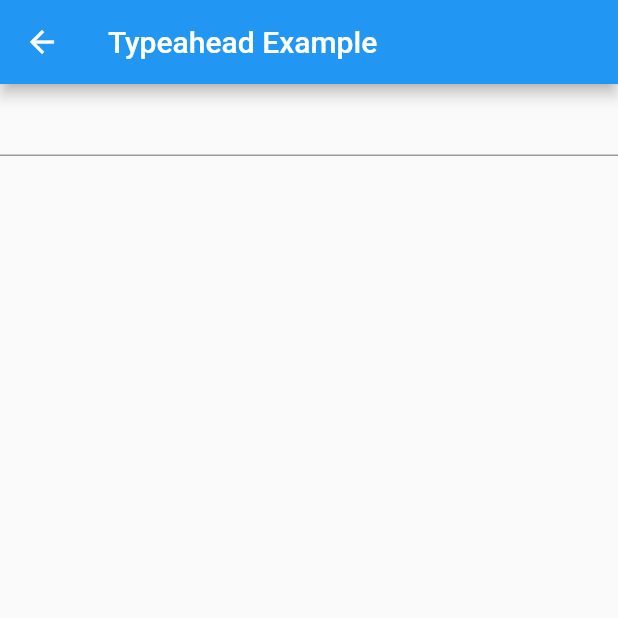
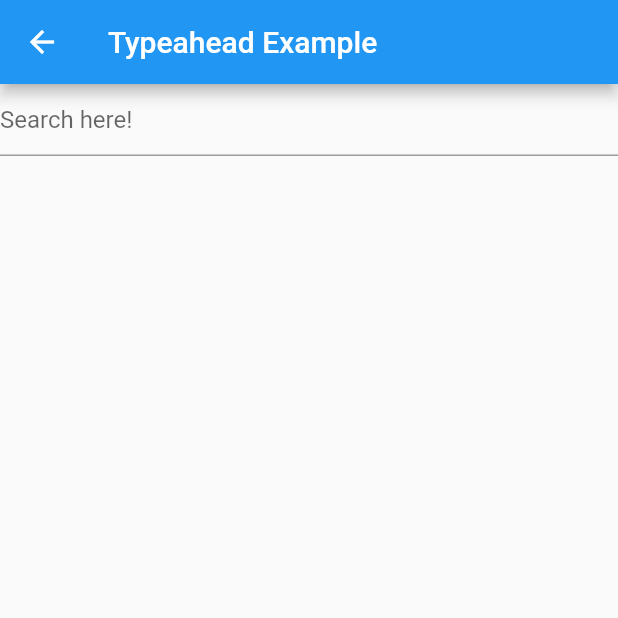
Before and after one commit to justinmc/flutter_autocomplete_examples, a Flutter app: the VanillaPage screen opened by its route, on a phone screen of 412 x 824 dp, the top half of it. Run offline on Flutter 3.47's test engine with Material 2 defaults, Android fonts, the phone set to English and light mode, and no system bars; our stand-ins replace flutter_typeahead.

```diff
--- a/lib/main.dart
+++ b/lib/main.dart
@@ -1,3 +1,4 @@
+import 'dart:async';
 import 'package:flutter/material.dart';
 import 'package:flutter_typeahead/flutter_typeahead.dart';
 
@@ -188,6 +189,14 @@ class Item {
   final double price = 1.99;
 }
 
+class Backend {
+  static Future<List<Item>>getItems() {
+    return Future<List<Item>>.delayed(const Duration(seconds: 2), () {
+      return _results.map((String result) => Item(name: result)).toList();
+    });
+  }
+}
+
 class TypeaheadPage extends StatelessWidget {
   TypeaheadPage({Key key}) : super(key: key);
 
@@ -208,10 +217,8 @@ class TypeaheadPage extends StatelessWidget {
               border: OutlineInputBorder()
             )
           ),
-          suggestionsCallback: (pattern) async {
-            return Future<List<Item>>.delayed(const Duration(seconds: 2), () {
-              return _results.map((String result) => Item(name: result)).toList();
-            });
+          suggestionsCallback: (pattern) {
+            return Backend.getItems();
           },
           itemBuilder: (context, Item suggestion) {
             return ListTile(
@@ -230,8 +237,39 @@ class TypeaheadPage extends StatelessWidget {
   }
 }
 
-class VanillaPage extends StatelessWidget {
+// TODO(justinmc): A real debounce class should maybe operate on a per-callback
+// basis.
+class Debounce {
+  Debounce({
+    VoidCallback callback,
+    Duration duration,
+  }) : assert(callback != null),
+       assert(duration != null) {
+    if (timer != null) {
+      timer.cancel();
+    }
+    timer = Timer(duration, () {
+      timer.cancel();
+      callback();
+    });
+  }
+
+  static Timer timer;
+}
+
+// TODO(justinmc): By default, do things like debouncing, displaying everything
+// nicely, but allow any of it to be replaced by the user!
+class VanillaPage extends StatefulWidget {
   VanillaPage({Key key}) : super(key: key);
+
+  @override
+  VanillaPageState createState() => VanillaPageState();
+}
+
+class VanillaPageState extends State<VanillaPage> {
+  final TextEditingController _controller = TextEditingController();
+  List<Item> _items = <Item>[];
+  bool _loading = false;
 
   @override
   Widget build(BuildContext context) {
@@ -243,6 +281,44 @@ class VanillaPage extends StatelessWidget {
         child: Column(
           children: <Widget>[
             TextFormField(
+              controller: _controller,
+              decoration: InputDecoration(
+                hintText: 'Search here!',
+              ),
+              onChanged: (String value) {
+                setState(() {
+                  _loading = true;
+                });
+                Debounce(
+                  duration: const Duration(seconds: 1),
+                  callback: () async {
+                    // TODO(justinmc): Error handling.
+                    final List<Item> items = await Backend.getItems();
+                    setState(() {
+                      _loading = false;
+                      _items = items;
+                    });
+                  },
+                );
+              },
+            ),
+            Expanded(
+              child: ListView(
+                children: _loading
+                    ? <Widget>[const Text('Loading!')]
+                    : _items.map((Item item) => GestureDetector(
+                      onTap: () {
+                        setState(() {
+                          _items = <Item>[];
+                          _controller.text = item.name;
+                        });
+                      },
+                      child: ListTile(
+                        title: Text(item.name),
+                        subtitle: Text('\$${item.price}'),
+                      ),
+                    )).toList(),
+              ),
             ),
           ],
         ),
```
Also changed, not shown: 4 other files.
